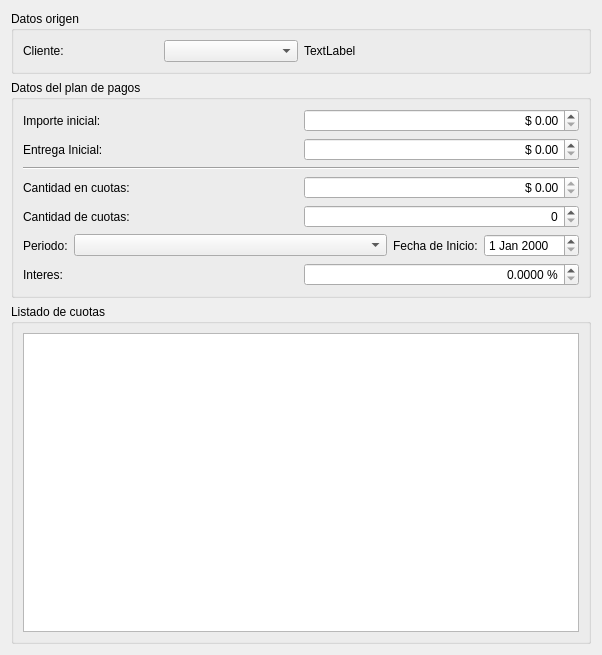
This is trunk/plugins/cuotas/formcuotasbase.ui in chungote/gestotux as Qt 5 draws it before an edit. The edited form follows.
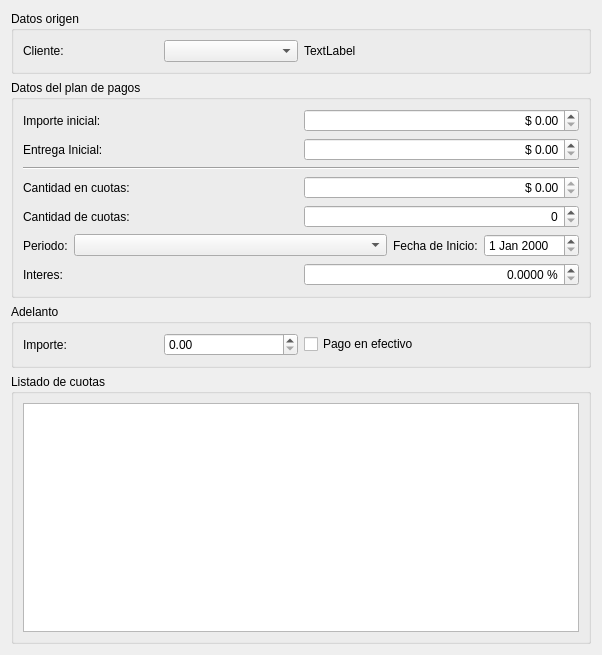
This is the edited form. Custom widgets are drawn as their Qt base class.

Commit message: - Agregadas acciones y formularios necesarios para agregar un adelanto de un plan de cuota.

```diff
--- a/trunk/plugins/cuotas/formcuotasbase.ui
+++ b/trunk/plugins/cuotas/formcuotasbase.ui
@@ -13,9 +13,9 @@
   <property name="windowTitle">
    <string>Form</string>
   </property>
-  <layout class="QGridLayout" name="gridLayout_2">
-   <item row="0" column="0">
-    <widget class="QGroupBox" name="groupBox_3">
+  <layout class="QVBoxLayout" name="verticalLayout_3">
+   <item>
+    <widget class="QGroupBox" name="GBOrigen">
      <property name="title">
       <string>Datos origen</string>
      </property>
@@ -48,10 +48,10 @@
      </layout>
     </widget>
    </item>
-   <item row="1" column="0">
+   <item>
     <layout class="QHBoxLayout" name="horizontalLayout_7">
      <item>
-      <widget class="QGroupBox" name="groupBox">
+      <widget class="QGroupBox" name="GBDetalles">
        <property name="title">
         <string>Datos del plan de pagos</string>
        </property>
@@ -230,8 +230,38 @@
      </item>
     </layout>
    </item>
-   <item row="2" column="0">
-    <widget class="QGroupBox" name="groupBox_2">
+   <item>
+    <widget class="QGroupBox" name="GBAdelanto">
+     <property name="title">
+      <string>Adelanto</string>
+     </property>
+     <layout class="QHBoxLayout" name="horizontalLayout_13">
+      <item>
+       <layout class="QHBoxLayout" name="horizontalLayout_12">
+        <item>
+         <widget class="QLabel" name="label_8">
+          <property name="text">
+           <string>Importe:</string>
+          </property>
+         </widget>
+        </item>
+        <item>
+         <widget class="QDoubleSpinBox" name="DSBImporteAdelanto"/>
+        </item>
+       </layout>
+      </item>
+      <item>
+       <widget class="QCheckBox" name="CkBAdelantoEfectivo">
+        <property name="text">
+         <string>Pago en efectivo</string>
+        </property>
+       </widget>
+      </item>
+     </layout>
+    </widget>
+   </item>
+   <item>
+    <widget class="QGroupBox" name="GBListado">
      <property name="title">
       <string>Listado de cuotas</string>
      </property>
```
The commit also changes 12 other files.
